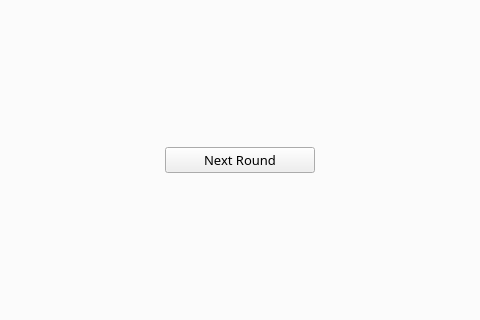
Old version of the form smashdown/ui/design/main_window.ui in the repository jlesauce/SmashDown; both pictures show x 260 to 740 and y 163 to 483 of the 1000 by 600 pixel window.
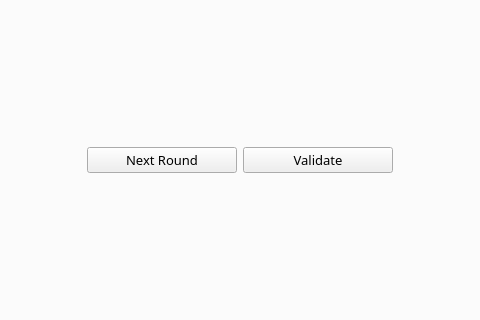
New version of the form. The open tabs and pages were chosen to show the change.

Patch:
```diff
--- a/smashdown/ui/design/main_window.ui
+++ b/smashdown/ui/design/main_window.ui
@@ -120,6 +120,8 @@
         <item row="1" column="0">
          <layout class="QVBoxLayout" name="tab_matches_layout">
           <item>
+           <layout class="QHBoxLayout" name="tab_matches_buttons_layout">
+            <item>
            <widget class="QPushButton" name="next_round_button">
             <property name="maximumSize">
              <size>
@@ -137,6 +139,21 @@
              <string>Next Round</string>
             </property>
            </widget>
+            </item>
+            <item>
+             <widget class="QPushButton" name="validate_button">
+              <property name="maximumSize">
+               <size>
+                <width>150</width>
+                <height>16777215</height>
+               </size>
+              </property>
+              <property name="text">
+               <string>Validate</string>
+              </property>
+             </widget>
+            </item>
+           </layout>
           </item>
          </layout>
         </item>
```
Lines whose indentation alone changed are shown as unchanged.
